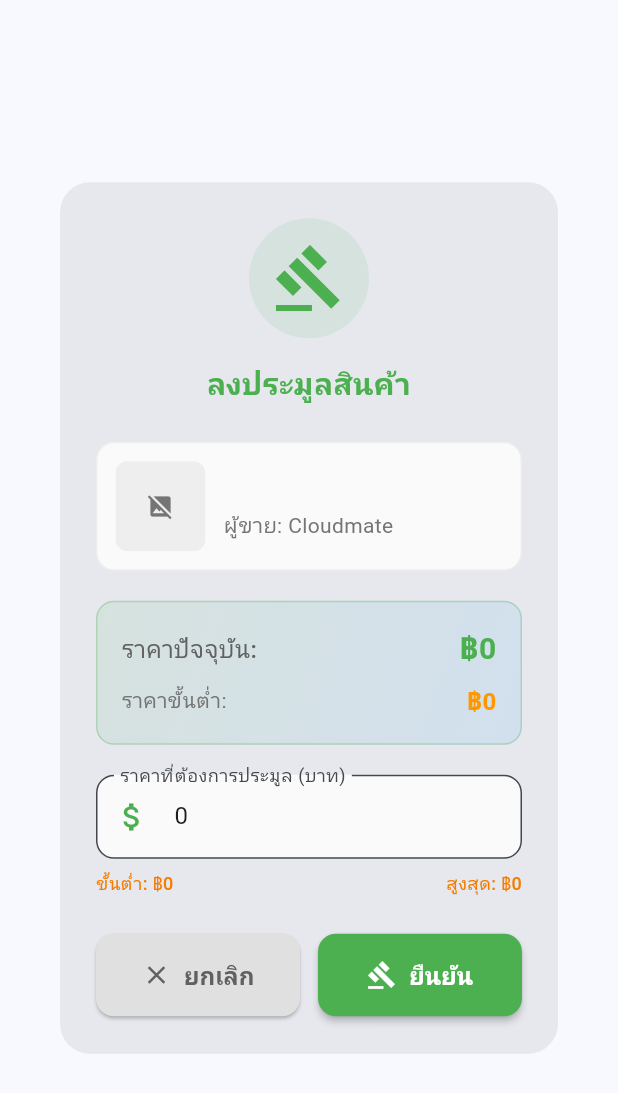
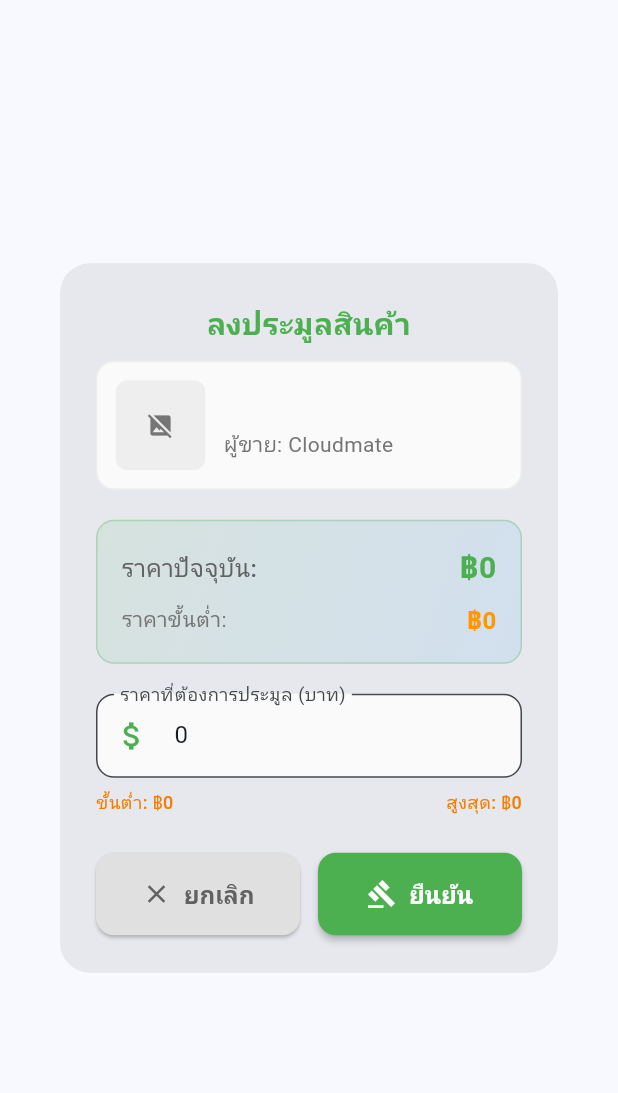
Before and after one commit to nickisgod1234/e_auction, a Flutter app: the AuctionBidDialog widget shown alone on an empty page, opened directly with empty values, after a tap on "ยืนยัน", on a phone screen of 412 x 824 dp. Shown: the top 1093 px of the screen. Run offline on Flutter 3.47's test engine with Material 3 defaults, Android fonts, the phone set to English and light mode, and no system bars; our stand-ins replace another_flushbar, bot_toast, dio, flutter_local_notifications, font_awesome_flutter, google_fonts and 3 more; accounts and stored records are empty; network calls fail.

```diff
--- a/lib/services/add_auction_service/add_auction_service.dart
+++ b/lib/services/add_auction_service/add_auction_service.dart
@@ -33,10 +33,10 @@
       if (response.statusCode == 200) {
         final List<dynamic> data = jsonDecode(response.body);
 
-        // Filter only auction types (starting with 'A')
+        // Filter only auction types (starting with 'A') but exclude AS03
         final auctionTypes = data.where((item) {
           final code = item['quotation_type_code']?.toString() ?? '';
-          return code.startsWith('A');
+          return code.startsWith('A') && code != 'AS03';
         }).map((item) {
           return {
             'id': item['quotation_type_id']?.toString() ?? '',
--- a/lib/views/first_page/widgets/auction_bid_dialog.dart
+++ b/lib/views/first_page/widgets/auction_bid_dialog.dart
@@ -51,6 +51,16 @@
       minBid = currentPrice + minimumIncrease;
     }
 
+    // คำนวณขีดจำกัด 20% ของราคาขั้นต่ำ
+    final maxBidLimit = (minBid * 1.2).round();
+    final minBidLimit = (currentPrice * 0.8).round();
+    print('DEBUG: Current Price: $currentPrice');
+    print('DEBUG: Min Bid: $minBid');
+    print('DEBUG: Minimum Increase: $minimumIncrease');
+    print('DEBUG: Max Bid Limit (Min Bid * 1.2): $maxBidLimit');
+    print('DEBUG: Min Bid Limit (20%): $minBidLimit');
+    print('DEBUG: Calculation: $minBid * 1.2 = ${minBid * 1.2}');
+
     bidController.text = Format.formatNumber(minBid);
   }
 
@@ -73,23 +83,23 @@
             children: [
               // Title
               Padding(
-                padding: EdgeInsets.all(24),
+                padding: EdgeInsets.all(10),
                 child: Column(
                   children: [
-                    Container(
-                      padding: EdgeInsets.all(16),
-                      decoration: BoxDecoration(
-                        color: isReverseAuction
-                          ? Colors.red.withOpacity(0.1)
-                          : Colors.green.withOpacity(0.1),
-                        shape: BoxShape.circle,
-                      ),
-                      child: Icon(
-                        isReverseAuction ? Icons.trending_down : Icons.gavel,
-                        color: isReverseAuction ? Colors.red : Colors.green,
-                        size: 48
-                      ),
-                    ),
+                    // Container(
+                    //   padding: EdgeInsets.all(16),
+                    //   decoration: BoxDecoration(
+                    //     color: isReverseAuction
+                    //       ? Colors.red.withOpacity(0.1)
+                    //       : Colors.green.withOpacity(0.1),
+                    //     shape: BoxShape.circle,
+                    //   ),
+                    //   child: Icon(
+                    //     isReverseAuction ? Icons.trending_down : Icons.gavel,
+                    //     color: isReverseAuction ? Colors.red : Colors.green,
+                    //     size: 48
+                    //   ),
+                    // ),
                     SizedBox(height: 16),
                     Text(
                       isReverseAuction ? 'เสนอราคา (Reverse Auction)' : 'ลงประมูลสินค้า',
@@ -276,7 +286,16 @@
                           },
                         ),
                         SizedBox(height: 8),
-                        Row(
+                                                  Builder(
+                            builder: (context) {
+                              final maxBidDisplay = (minBid * 1.2).round();
+                              final minBidDisplay = (currentPrice * 0.8).round();
+                              print('DEBUG: Display - Current Price: $currentPrice');
+                              print('DEBUG: Display - Min Bid: $minBid');
+                              print('DEBUG: Display - Max Bid: $maxBidDisplay');
+                              print('DEBUG: Display - Calculation: $minBid * 1.2 = $maxBidDisplay');
+
+                            return Row(
                               mainAxisAlignment: MainAxisAlignment.spaceBetween,
                               children: [
                                 Text(
@@ -291,8 +310,8 @@
                                 ),
                                 Text(
                                   isReverseAuction
-                                ? 'ขั้นต่ำ: ${Format.formatCurrency((currentPrice * 0.9).round())}'
-                                : 'สูงสุด: ${Format.formatCurrency((currentPrice * 1.1).round())}',
+                                    ? 'ขั้นต่ำ: ${Format.formatCurrency(minBidDisplay)}'
+                                    : 'สูงสุด: ${Format.formatCurrency(maxBidDisplay)}',
                                   style: TextStyle(
                                     color: isReverseAuction ? Colors.red[700] : Colors.orange[700],
                                     fontSize: 12,
@@ -300,6 +319,8 @@
                                   ),
                                 ),
                               ],
+                            );
+                          },
                         ),
                       ],
                     ),
@@ -380,9 +401,9 @@
                             }
                           }
 
-                          // ตรวจสอบขีดจำกัด ±10% ของราคาปัจจุบัน
-                          final maxBid = (currentPrice * 1.1).round();
-                          final minBidLimit = (currentPrice * 0.9).round();
+                          // ตรวจสอบขีดจำกัด 20% ของราคาขั้นต่ำ
+                          final maxBid = (minBid * 1.2).round();
+                          final minBidLimit = (currentPrice * 0.8).round();
 
                           if (isReverseAuction) {
                             // Reverse Auction: ตรวจสอบขีดจำกัด
@@ -401,16 +422,6 @@
                               ScaffoldMessenger.of(context).showSnackBar(
                                 SnackBar(
                                   content: Text('ราคาไม่สามารถเกิน ${Format.formatCurrency(maxBid)} ได้'),
-                                  backgroundColor: Colors.red,
-                                ),
-                              );
-                              return;
-                            }
-
-                            if (bidAmount < minBidLimit) {
-                              ScaffoldMessenger.of(context).showSnackBar(
-                                SnackBar(
-                                  content: Text('ราคาไม่สามารถต่ำกว่า ${Format.formatCurrency(minBidLimit)} ได้'),
                                   backgroundColor: Colors.red,
                                 ),
                               );
```
Lines whose indentation alone changed are shown as unchanged.
